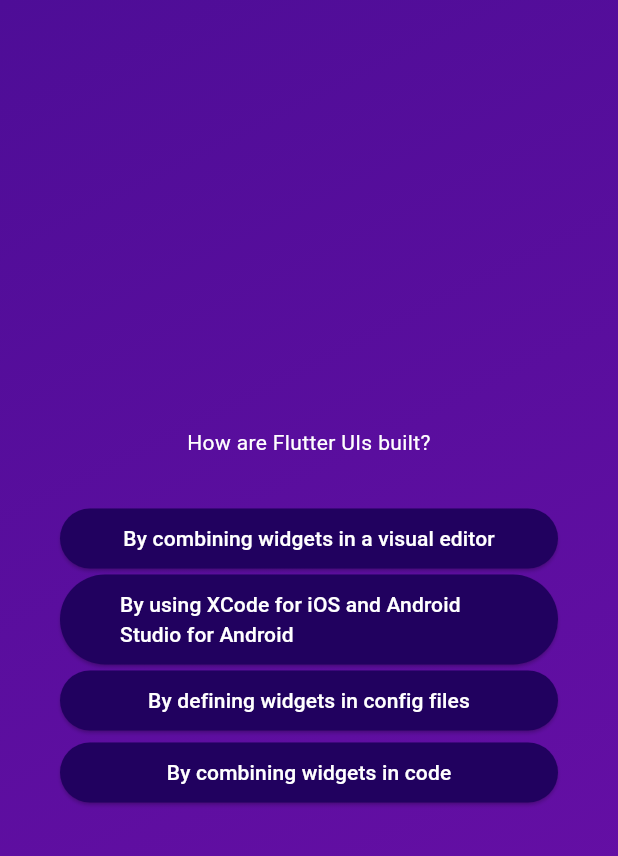
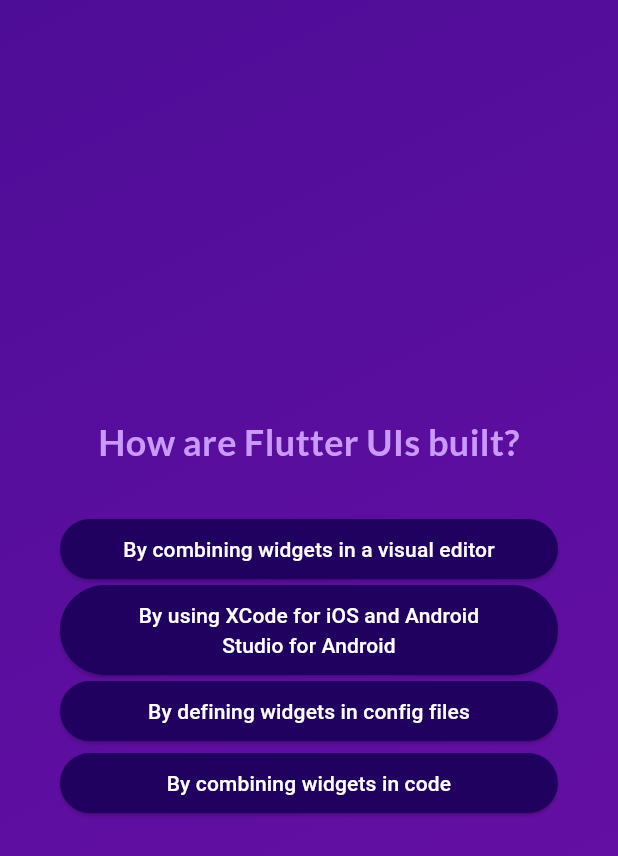
Before and after one commit to Awannous1/Flutter-Quiz, a Flutter app: the screen it shows after launch, after a tap on "Start Quiz", after a tap on "Components", on a phone screen of 412 x 824 dp. Shown: the top 856 px of the screen. Run offline on Flutter 3.47's test engine with Material 3 defaults, Android fonts, the phone set to English and light mode, and no system bars; our stand-ins replace google_fonts.

```diff
--- a/lib/answer_button.dart
+++ b/lib/answer_button.dart
@@ -25,7 +25,10 @@ class AnswerButton extends StatelessWidget {
           borderRadius: BorderRadius.circular(40),
         ),
       ),
-      child: Text(answerText),
+      child: Text(
+        answerText,
+        textAlign: TextAlign.center,
+      ),
     );
   }
 }
--- a/lib/questions_screen.dart
+++ b/lib/questions_screen.dart
@@ -1,10 +1,16 @@
 import 'package:flutter/material.dart';
+import 'package:google_fonts/google_fonts.dart';
 
 import 'package:adv_basics/answer_button.dart';
 import 'package:adv_basics/data/questions.dart';
 
 class QuestionsScreen extends StatefulWidget {
-  const QuestionsScreen({super.key});
+  const QuestionsScreen({
+    super.key,
+    required this.onSelectAnswer,
+  });
+
+  final void Function(String answer) onSelectAnswer;
 
   @override
   State<QuestionsScreen> createState() {
@@ -15,7 +21,8 @@ class QuestionsScreen extends StatefulWidget {
 class _QuestionsScreenState extends State<QuestionsScreen> {
   var currentQuestionIndex = 0;
 
-  void answerQuestion() {
+  void answerQuestion(String selectedAnswer) {
+    widget.onSelectAnswer(selectedAnswer);
     // currentQuestionIndex = currentQuestionIndex + 1;
     // currentQuestionIndex += 1;
     setState(() {
@@ -37,8 +44,10 @@ class _QuestionsScreenState extends State<QuestionsScreen> {
           children: [
             Text(
               currentQuestion.text,
-              style: const TextStyle(
-                color: Colors.white,
+              style: GoogleFonts.lato(
+                color: const Color.fromARGB(255, 201, 153, 251),
+                fontSize: 24,
+                fontWeight: FontWeight.bold,
               ),
               textAlign: TextAlign.center,
             ),
@@ -46,7 +55,9 @@ class _QuestionsScreenState extends State<QuestionsScreen> {
             ...currentQuestion.getShuffledAnswers().map((answer) {
               return AnswerButton(
                 answerText: answer,
-                onTap: answerQuestion,
+                onTap: () {
+                  answerQuestion(answer);
+                },
               );
             })
           ],
--- a/lib/quiz.dart
+++ b/lib/quiz.dart
@@ -13,6 +13,7 @@ class Quiz extends StatefulWidget {
 }
 
 class _QuizState extends State<Quiz> {
+  final List<String> selectedAnswers = [];
   var activeScreen = 'start-screen';
 
   void switchScreen() {
@@ -21,12 +22,18 @@ class _QuizState extends State<Quiz> {
     });
   }
 
+  void chooseAnswer(String answer) {
+    selectedAnswers.add(answer);
+  }
+
   @override
   Widget build(context) {
     Widget screenWidget = StartScreen(switchScreen);
 
     if (activeScreen == 'questions-screen') {
-      screenWidget = const QuestionsScreen();
+      screenWidget = QuestionsScreen(
+        onSelectAnswer: chooseAnswer,
+      );
     }
 
     return MaterialApp(
--- a/lib/start_screen.dart
+++ b/lib/start_screen.dart
@@ -1,4 +1,5 @@
 import 'package:flutter/material.dart';
+import 'package:google_fonts/google_fonts.dart';
 
 class StartScreen extends StatelessWidget {
   const StartScreen(this.startQuiz, {super.key});
@@ -24,10 +25,10 @@ class StartScreen extends StatelessWidget {
           //   ),
           // ),
           const SizedBox(height: 80),
-          const Text(
+          Text(
             'Learn Flutter the fun way!',
-            style: TextStyle(
-              color: Color.fromARGB(255, 237, 223, 252),
+            style: GoogleFonts.lato(
+              color: const Color.fromARGB(255, 237, 223, 252),
               fontSize: 24,
             ),
           ),
--- a/pubspec.yaml
+++ b/pubspec.yaml
@@ -35,6 +35,7 @@ dependencies:
   # The following adds the Cupertino Icons font to your application.
   # Use with the CupertinoIcons class for iOS style icons.
   cupertino_icons: ^1.0.8
+  google_fonts: ^6.2.1
 
 dev_dependencies:
   flutter_test:
```
Also changed, not shown: pubspec.lock, 1 other file.
